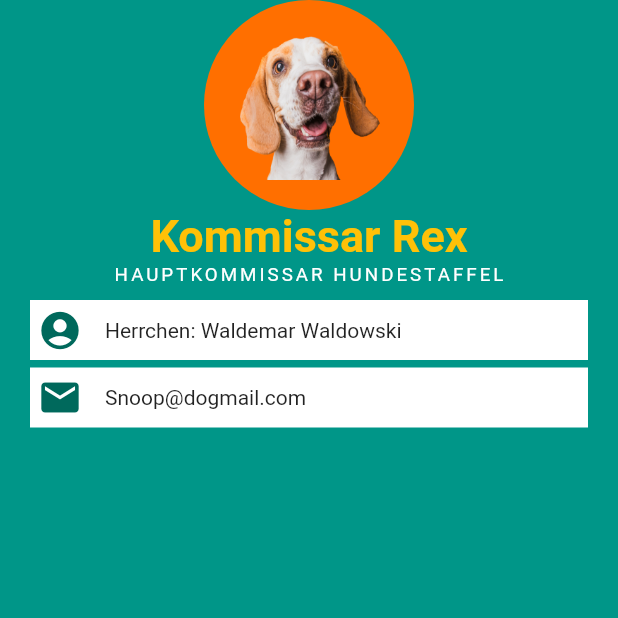
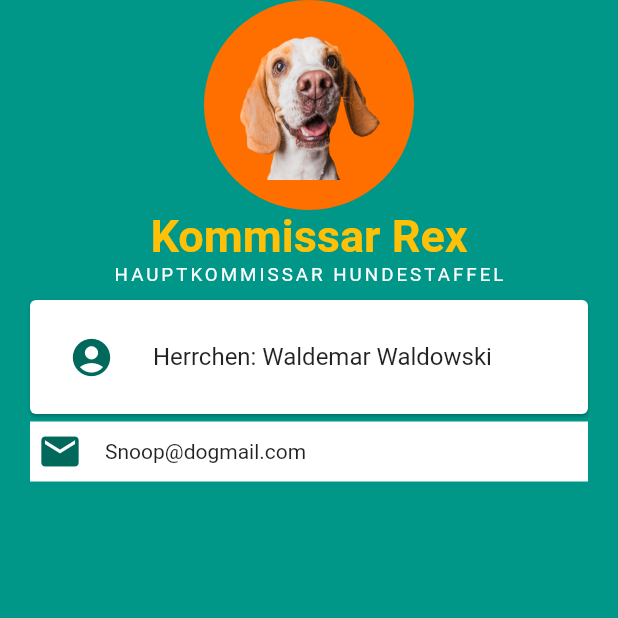
Before and after one commit to Flexxbo/Flutter_Card, a Flutter app: the screen it shows after launch, on a phone screen of 412 x 824 dp, the top half of it. Run offline on Flutter 3.47's test engine with Material 2 defaults, Android fonts, the phone set to English and light mode, and no system bars; Roboto replaces fonts that are missing (ReggaeOne).

Commit message:
container vs. card

```diff
--- a/lib/main.dart
+++ b/lib/main.dart
@@ -41,23 +41,21 @@ class MyApp extends StatelessWidget {
                   letterSpacing: 2,
                 ),
               ),
-              Container(
+              Card(
                 color: Colors.white,
                 margin: EdgeInsets.fromLTRB(20.0, 10.0, 20.0, 5.0),
-                padding: EdgeInsets.symmetric(vertical: 5.0, horizontal: 5.0),
-                child: Row(
-                  children: <Widget>[
-                    Icon(
-                      Icons.account_circle,
-                      size: 30.0,
-                      color: Colors.teal[800],
-                    ),
-                    SizedBox(
-                      width: 15.0,
-                    ),
-                    Text("Herrchen: Waldemar Waldowski")
-                  ],
-                ),
+                //padding: EdgeInsets.symmetric(vertical: 5.0, horizontal: 5.0),
+                child: Padding(
+                    padding:
+                        EdgeInsets.symmetric(vertical: 10.0, horizontal: 10.0),
+                    child: ListTile(
+                      leading: Icon(
+                        Icons.account_circle,
+                        size: 30.0,
+                        color: Colors.teal[800],
+                      ),
+                      title: Text("Herrchen: Waldemar Waldowski"),
+                    )),
               ),
               Container(
                 color: Colors.white,
@@ -84,3 +82,17 @@ class MyApp extends StatelessWidget {
     );
   }
 }
+/*
+Row(
+children: <Widget>[
+Icon(
+Icons.account_circle,
+size: 30.0,
+color: Colors.teal[800],
+),
+SizedBox(
+width: 15.0,
+),
+Text("Herrchen: Waldemar Waldowski")
+],
+),*/
```
